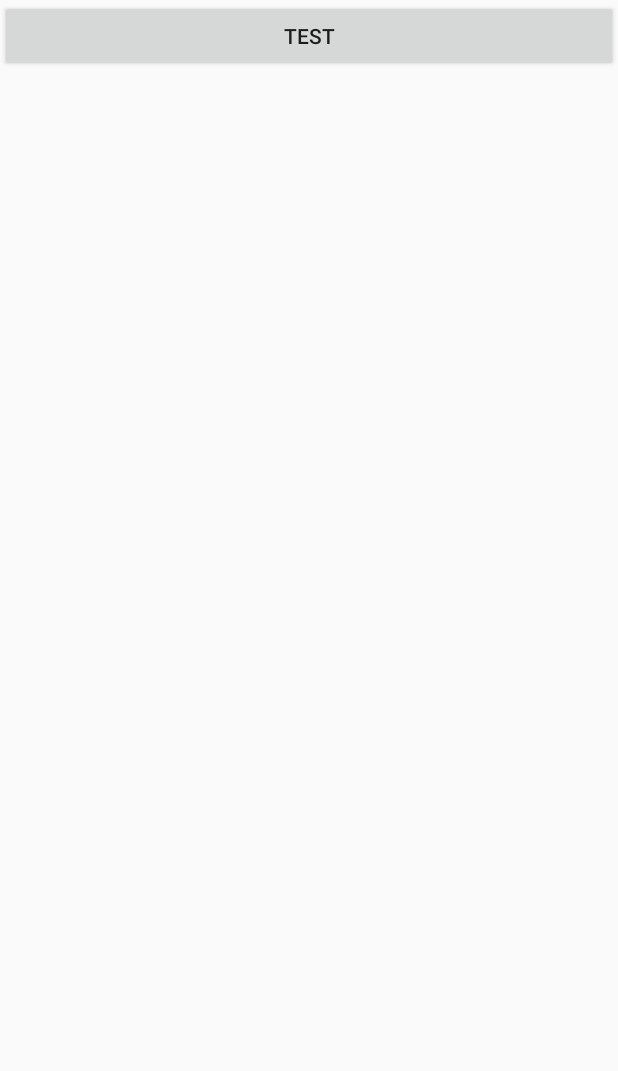
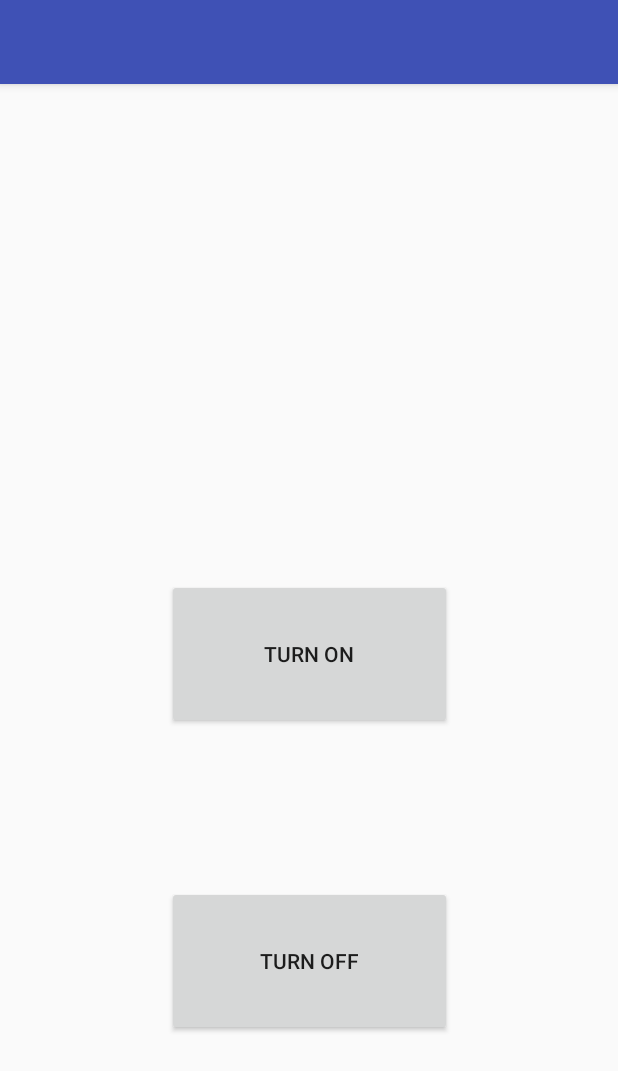
Before and after one commit to EthanJWright/HueLightControl, an Android app: the screen it shows after launch (MainActivity), on a phone screen of 412 x 824 dp. Shown: the top 1071 px of the screen. Run offline under Robolectric (Android 15) with nearby library versions, the phone set to English and light mode, and no system bars.

Commit message:
adding current work on app

```diff
--- a/APP/IoTController/app/src/main/AndroidManifest.xml
+++ b/APP/IoTController/app/src/main/AndroidManifest.xml
@@ -10,7 +10,7 @@
         android:theme="@style/AppTheme">
         <activity
             android:name=".MainActivity"
-            android:label="Test">
+            android:label="IoT Controller">
             <intent-filter>
                 <action android:name="android.intent.action.MAIN" />
 
--- a/APP/IoTController/app/src/main/java/com/iot/ethanwright/iotcontroller/MainActivity.java
+++ b/APP/IoTController/app/src/main/java/com/iot/ethanwright/iotcontroller/MainActivity.java
@@ -7,9 +7,6 @@ import android.view.View;
 import android.widget.Button;
 
 import org.apache.commons.io.IOUtils;
-import org.json.JSONException;
-import org.json.JSONObject;
-
 import java.io.IOException;
 import java.io.OutputStreamWriter;
 import java.net.HttpURLConnection;
@@ -18,19 +15,30 @@ import java.net.ProtocolException;
 import java.net.URL;
 
 /**
- * Created by trevor on 12/5/16.
+ * Ethan Wright
  */
 
 public class MainActivity extends Activity {
+    public String api_call;
+
     @Override
     protected void onCreate(Bundle savedInstanceState)
     {
         super.onCreate(savedInstanceState);
         setContentView(R.layout.activity_main);
-        Button testButton = (Button)findViewById(R.id.button);
-        testButton.setOnClickListener(new View.OnClickListener() {
+        Button lights_on = (Button)findViewById(R.id.hue_on);
+        Button lights_off = (Button)findViewById(R.id.hue_off);
+        lights_on.setOnClickListener(new View.OnClickListener() {
             @Override
             public void onClick(View view) {
+                api_call = "{`hue` : { `group` : `all`, `rgb` : `.8,.6,.1`, `brightness` : `100`, `on` : `True` }}".replace('`','"');
+                new AsyncUploadTest().execute();
+            }
+        });
+         lights_off.setOnClickListener(new View.OnClickListener() {
+            @Override
+            public void onClick(View view) {
+                api_call = "{`hue` : { `group` : `all`, `rgb` : `.8,.6,.1`, `brightness` : `100`, `on` : `False` }}".replace('`','"');
                 new AsyncUploadTest().execute();
             }
         });
@@ -56,7 +64,6 @@ public class MainActivity extends Activity {
                 connection.setRequestProperty("Accept","application/json");
 
                 OutputStreamWriter writer = new OutputStreamWriter(connection.getOutputStream());
-                String api_call = "{`hue` : { `group` : `fan`, `rgb` : `.9,.9,.5`, `brightness` : `100`, `on` : `True` }}".replace('`','"');
                 writer.write(api_call);
                 writer.flush();
                 writer.close();
--- a/APP/IoTController/app/src/main/res/layout/activity_main.xml
+++ b/APP/IoTController/app/src/main/res/layout/activity_main.xml
@@ -1,11 +1,50 @@
 <?xml version="1.0" encoding="utf-8"?>
 <LinearLayout xmlns:android="http://schemas.android.com/apk/res/android"
+    xmlns:app="http://schemas.android.com/apk/res-auto"
+    xmlns:tools="http://schemas.android.com/tools"
     android:orientation="vertical" android:layout_width="match_parent"
     android:layout_height="match_parent">
 
-    <Button
-        android:text="Test"
+    <android.support.constraint.ConstraintLayout
         android:layout_width="match_parent"
-        android:layout_height="wrap_content"
-        android:id="@+id/button" />
+        android:layout_height="match_parent">
+
+        <android.support.v7.widget.Toolbar
+            android:id="@+id/my_toolbar"
+            android:layout_width="match_parent"
+            android:layout_height="?attr/actionBarSize"
+            android:background="?attr/colorPrimary"
+            android:elevation="4dp"
+            app:popupTheme="@style/ThemeOverlay.AppCompat.Light"/>
+
+        <Button
+            android:id="@+id/hue_on"
+            android:layout_width="190dp"
+            android:layout_height="100dp"
+            android:text="Turn On"
+            app:layout_constraintTop_toTopOf="parent"
+            android:layout_marginTop="8dp"
+            app:layout_constraintBottom_toBottomOf="parent"
+            android:layout_marginBottom="8dp"
+            android:layout_marginRight="8dp"
+            app:layout_constraintRight_toRightOf="parent"
+            android:layout_marginLeft="8dp"
+            app:layout_constraintLeft_toLeftOf="parent"
+            app:layout_constraintVertical_bias="0.534" />
+
+        <Button
+            android:id="@+id/hue_off"
+            android:layout_width="190dp"
+            android:layout_height="100dp"
+            android:text="Turn Off"
+            app:layout_constraintTop_toTopOf="parent"
+            android:layout_marginTop="8dp"
+            app:layout_constraintBottom_toBottomOf="parent"
+            android:layout_marginBottom="8dp"
+            android:layout_marginRight="8dp"
+            app:layout_constraintRight_toRightOf="parent"
+            android:layout_marginLeft="8dp"
+            app:layout_constraintLeft_toLeftOf="parent"
+            app:layout_constraintVertical_bias="0.823" />
+    </android.support.constraint.ConstraintLayout>
 </LinearLayout>
--- a/APP/IoTController/app/src/main/res/values/styles.xml
+++ b/APP/IoTController/app/src/main/res/values/styles.xml
@@ -1,11 +1,16 @@
 <resources>
 
     <!-- Base application theme. -->
-    <style name="AppTheme" parent="Theme.AppCompat.Light.DarkActionBar">
+    <style name="AppTheme" parent="Theme.AppCompat.Light.NoActionBar">
         <!-- Customize your theme here. -->
         <item name="colorPrimary">@color/colorPrimary</item>
         <item name="colorPrimaryDark">@color/colorPrimaryDark</item>
         <item name="colorAccent">@color/colorAccent</item>
     </style>
+    <style name="ToolBarStyle" parent="Theme.AppCompat">
+        <item name="android:textColorPrimary">@android:color/white</item>
+        <item name="android:textColorSecondary">@android:color/white</item>
+        <item name="actionMenuTextColor">@android:color/white</item>
+    </style>
 
 </resources>
```
Also changed, not shown: 4 other files.
